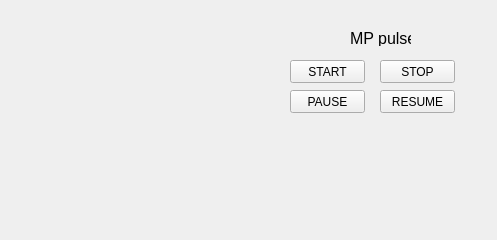
Above: src/ui-qt-yoyek/wnd_process_control.ui from ptroja/mrrocpp before the change. Below: the same form after it.
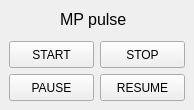
That is the form after the change.

Commit message: ui-qt fix'es

The edit to the form file:
```diff
--- a/src/ui-qt-yoyek/wnd_process_control.ui
+++ b/src/ui-qt-yoyek/wnd_process_control.ui
@@ -6,8 +6,8 @@
    <rect>
     <x>0</x>
     <y>0</y>
-    <width>497</width>
-    <height>240</height>
+    <width>194</width>
+    <height>110</height>
    </rect>
   </property>
   <property name="windowTitle">
@@ -17,10 +17,10 @@
    <widget class="QPushButton" name="mp_start_pushButton">
     <property name="geometry">
      <rect>
-      <x>290</x>
-      <y>60</y>
-      <width>75</width>
-      <height>23</height>
+      <x>9</x>
+      <y>41</y>
+      <width>85</width>
+      <height>27</height>
      </rect>
     </property>
     <property name="text">
@@ -30,10 +30,10 @@
    <widget class="QPushButton" name="mp_stop_pushButton">
     <property name="geometry">
      <rect>
-      <x>380</x>
-      <y>60</y>
-      <width>75</width>
-      <height>23</height>
+      <x>100</x>
+      <y>41</y>
+      <width>85</width>
+      <height>27</height>
      </rect>
     </property>
     <property name="text">
@@ -43,10 +43,10 @@
    <widget class="QPushButton" name="mp_resume_pushButton">
     <property name="geometry">
      <rect>
-      <x>380</x>
-      <y>90</y>
-      <width>75</width>
-      <height>23</height>
+      <x>100</x>
+      <y>74</y>
+      <width>85</width>
+      <height>27</height>
      </rect>
     </property>
     <property name="text">
@@ -56,10 +56,10 @@
    <widget class="QPushButton" name="mp_pause_pushButton">
     <property name="geometry">
      <rect>
-      <x>290</x>
-      <y>90</y>
-      <width>75</width>
-      <height>23</height>
+      <x>9</x>
+      <y>74</y>
+      <width>85</width>
+      <height>27</height>
      </rect>
     </property>
     <property name="text">
@@ -69,10 +69,10 @@
    <widget class="QLabel" name="label">
     <property name="geometry">
      <rect>
-      <x>350</x>
-      <y>30</y>
-      <width>61</width>
-      <height>16</height>
+      <x>60</x>
+      <y>10</y>
+      <width>81</width>
+      <height>19</height>
      </rect>
     </property>
     <property name="font">
```
Left out of the diff: 2 changed lines with no effect on the pictures. The commit also changes 3 other files.
